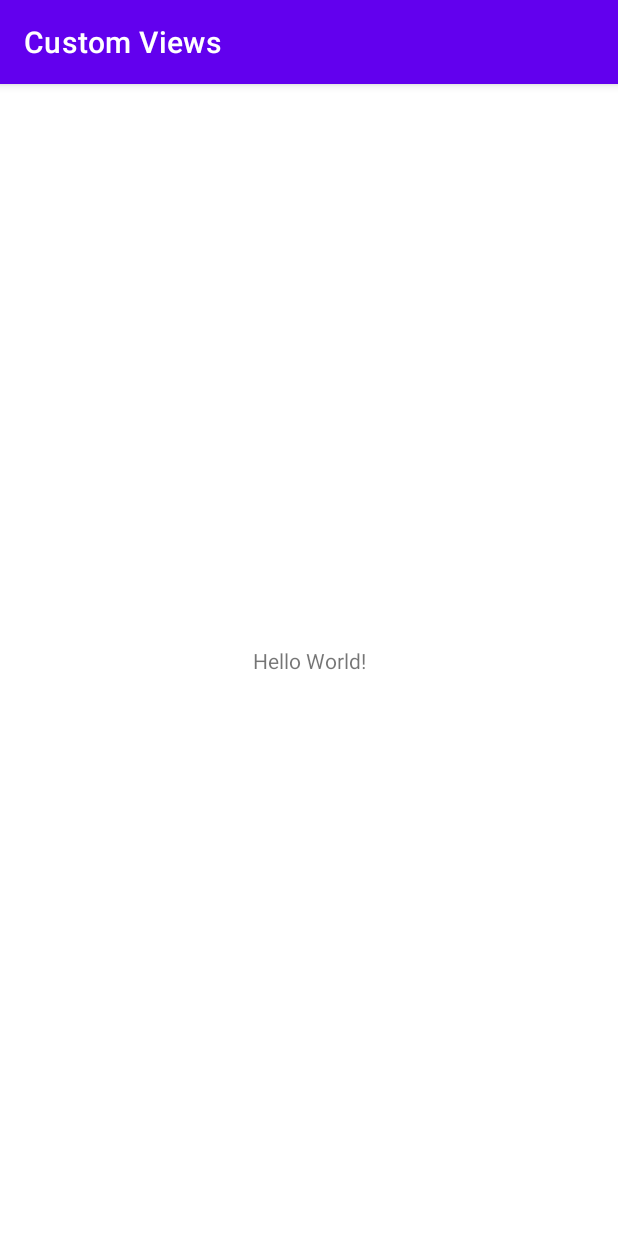
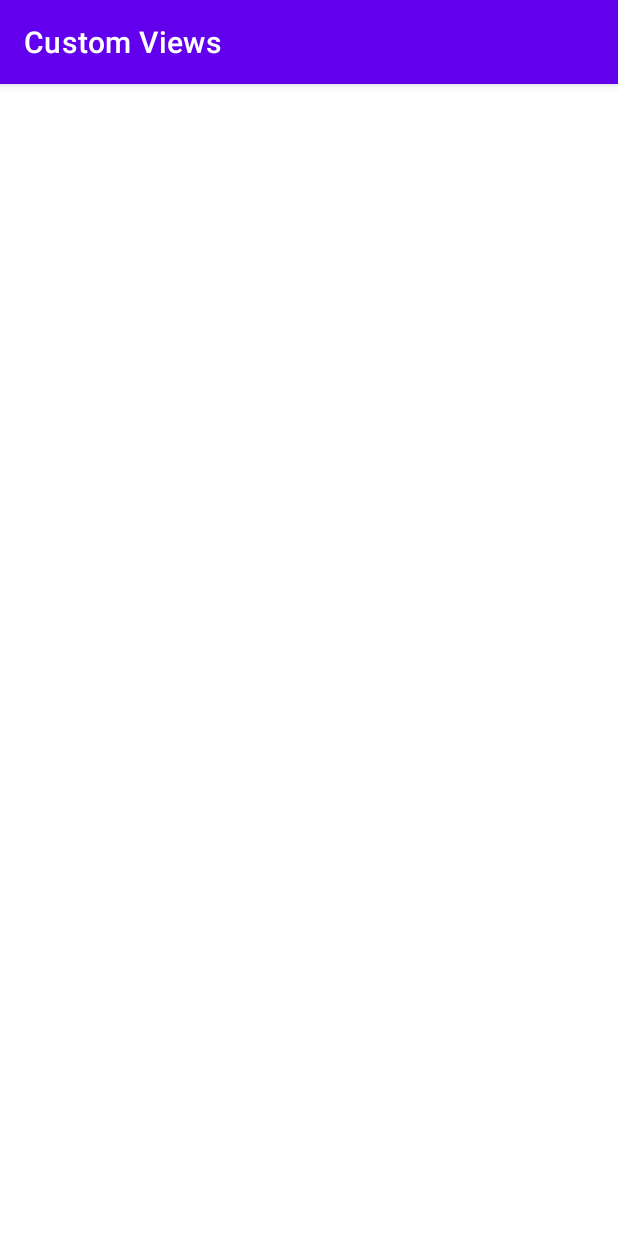
Before and after one commit to Gozzi-G/CustomViewsExample, an Android app: the screen it shows after launch (MainActivity), on a phone screen of 412 x 824 dp. Run offline under Robolectric (Android 15) with nearby library versions, the phone set to English and light mode, and no system bars; 1 statement that could not run was skipped.

Commit message:
update main

```diff
--- a/app/src/main/java/com/prud/customviews/MainActivity.kt
+++ b/app/src/main/java/com/prud/customviews/MainActivity.kt
@@ -1,11 +1,16 @@
 package com.prud.customviews
 
+import android.os.Bundle
 import androidx.appcompat.app.AppCompatActivity
-import android.os.Bundle
+import com.prud.customviews.databinding.ActivityMainBinding
 
 class MainActivity : AppCompatActivity() {
+    private lateinit var binding: ActivityMainBinding
+
     override fun onCreate(savedInstanceState: Bundle?) {
         super.onCreate(savedInstanceState)
-        setContentView(R.layout.activity_main)
+        binding = ActivityMainBinding.inflate(layoutInflater).also { setContentView(it.root) }
+
     }
+
 }
--- a/app/src/main/res/layout/activity_main.xml
+++ b/app/src/main/res/layout/activity_main.xml
@@ -6,13 +6,4 @@
     android:layout_height="match_parent"
     tools:context=".MainActivity">
 
-    <TextView
-        android:layout_width="wrap_content"
-        android:layout_height="wrap_content"
-        android:text="Hello World!"
-        app:layout_constraintBottom_toBottomOf="parent"
-        app:layout_constraintLeft_toLeftOf="parent"
-        app:layout_constraintRight_toRightOf="parent"
-        app:layout_constraintTop_toTopOf="parent" />
-
 </androidx.constraintlayout.widget.ConstraintLayout>
```
